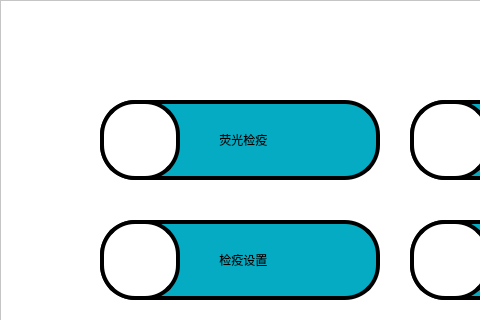
The window that gui/home.ui (mysondrink/qt0922) describes before a commit, drawn with Qt 5; both pictures show x 0 to 480 and y 0 to 320 of the 800 by 450 pixel window.
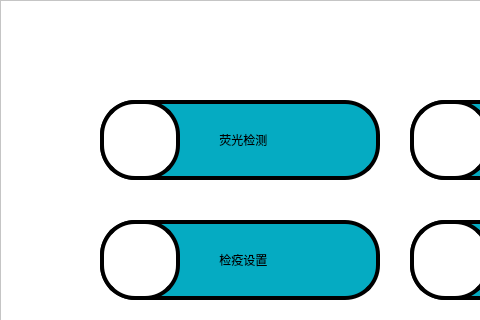
The same window after the commit.

Commit message: 0111修改测试界面显示

Diff of the .ui file:
```diff
--- a/gui/home.ui
+++ b/gui/home.ui
@@ -75,7 +75,7 @@
 </string>
     </property>
     <property name="text">
-     <string>  荧光检疫</string>
+     <string>  荧光检测</string>
     </property>
    </widget>
    <widget class="QLabel" name="sys_icon_label">
```
The commit also changes 4 other files.
